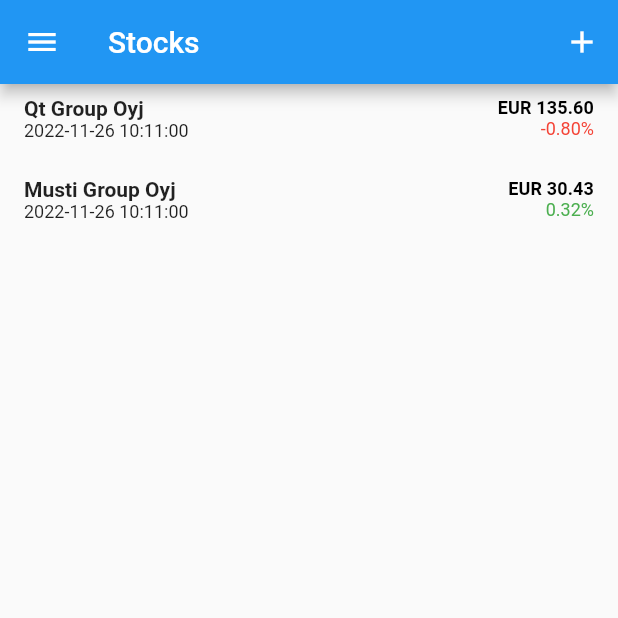
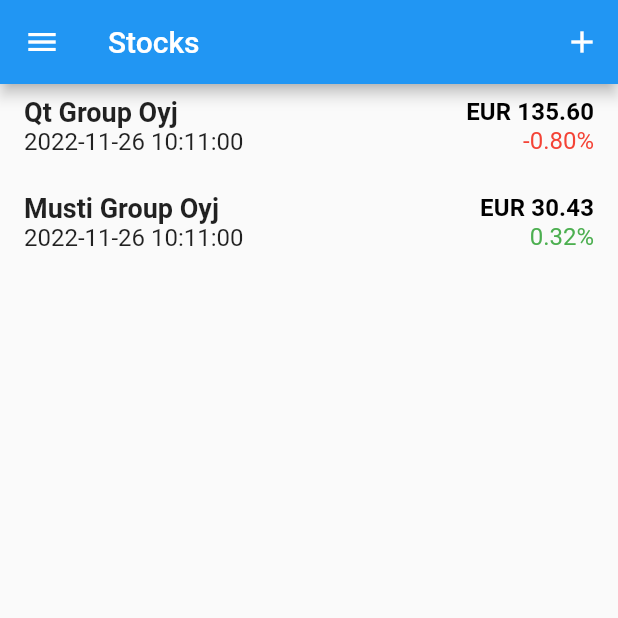
Before and after one commit to zagrim/stock-tracker-flutter, a Flutter app: the screen it shows after launch, on a phone screen of 412 x 824 dp, the top half of it. Run offline on Flutter 3.47's test engine with Material 2 defaults, Android fonts, the light colour scheme and no system bars; missing offline and left inert: dart:ffi.

Commit message:
Adjust font readability, better layout control for add stock form

```diff
--- a/lib/main.dart
+++ b/lib/main.dart
@@ -30,14 +30,14 @@
         textTheme: ThemeData.light().textTheme.copyWith(
               subtitle1: const TextStyle(
                 fontWeight: FontWeight.bold,
-                fontSize: 14,
+                fontSize: 18,
               ),
               subtitle2: const TextStyle(
                 fontWeight: FontWeight.bold,
-                fontSize: 12,
+                fontSize: 16,
               ),
               bodyText2: const TextStyle(
-                fontSize: 12,
+                fontSize: 16,
               ),
             ),
       ),
--- a/lib/widgets/stock_list_item.dart
+++ b/lib/widgets/stock_list_item.dart
@@ -11,6 +11,7 @@
 
   @override
   Widget build(BuildContext context) {
+    ThemeData theme = Theme.of(context);
     return Row(
       mainAxisAlignment: MainAxisAlignment.spaceEvenly,
       children: [
@@ -19,13 +20,13 @@
           children: [
             Text(
               item.name,
-              style: Theme.of(context).textTheme.subtitle1,
+              style: theme.textTheme.subtitle1,
             ),
             Text(
               item.timestamp != null
                   ? timestampFormat.format(item.timestamp!)
                   : '',
-              style: Theme.of(context).textTheme.bodyText2,
+              style: theme.textTheme.bodyText2,
             ),
           ],
         ),
@@ -37,7 +38,7 @@
                   ? Price(
                       item.latestPrice!,
                       item.currency,
-                      textStyle: Theme.of(context).textTheme.subtitle2,
+                      textStyle: theme.textTheme.subtitle2,
                     )
                   : const Text(''),
               item.dayChange != null
```
Also changed, not shown: lib/widgets/add_stock_form.dart (+20 -12 lines), lib/widgets/widget_size.dart (added, +44 -0 lines).
